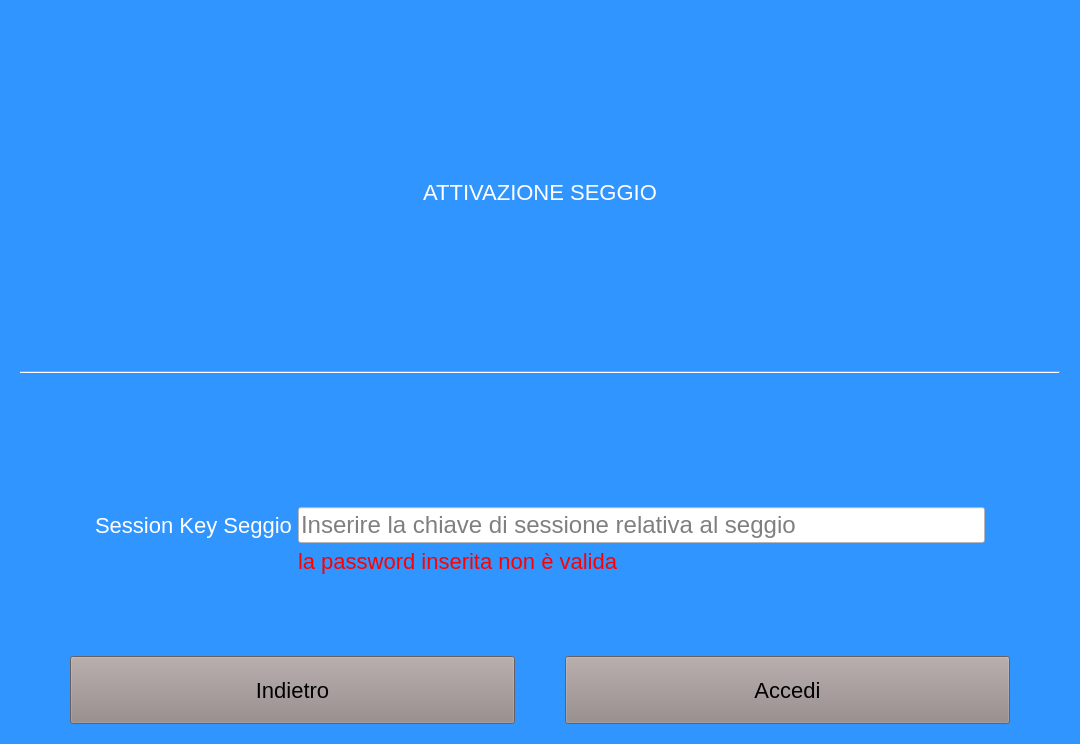
Above: mainwindowseggio.ui from giuseppedifatta/sistemaSeggio before the change. Below: the same form after it.
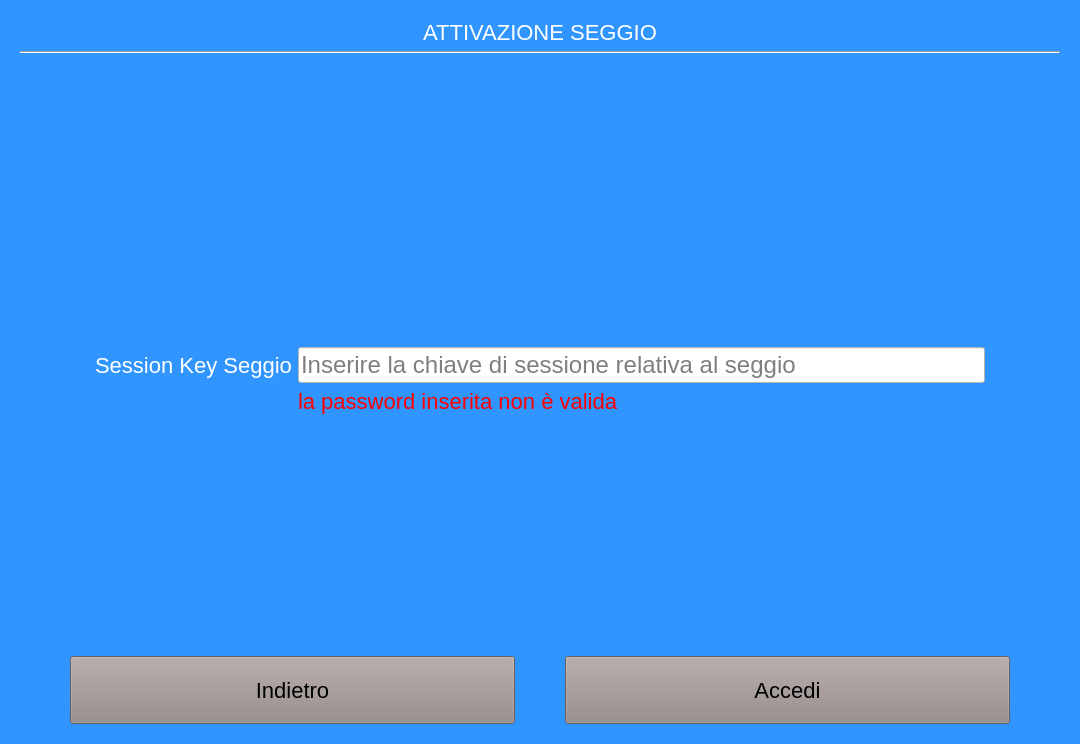
That is the form after the change. The open tabs and pages were chosen to show the change.

```diff
--- a/mainwindowseggio.ui
+++ b/mainwindowseggio.ui
@@ -130,7 +130,7 @@
        <bool>true</bool>
       </property>
       <property name="currentIndex">
-       <number>0</number>
+       <number>5</number>
       </property>
       <widget class="QWidget" name="loginSeggio_page">
        <property name="sizePolicy">
@@ -304,21 +304,34 @@
           <property name="horizontalSpacing">
            <number>50</number>
           </property>
-          <item row="1" column="1">
+          <item row="2" column="0" colspan="2">
+           <spacer name="verticalSpacer_6">
+            <property name="orientation">
+             <enum>Qt::Vertical</enum>
+            </property>
+            <property name="sizeHint" stdset="0">
+             <size>
+              <width>20</width>
+              <height>40</height>
+             </size>
+            </property>
+           </spacer>
+          </item>
+          <item row="3" column="1">
            <widget class="QPushButton" name="accediGestioneSeggio_button">
             <property name="text">
              <string>Accedi</string>
             </property>
            </widget>
           </item>
-          <item row="1" column="0">
+          <item row="3" column="0">
            <widget class="QPushButton" name="backToLogin_button">
             <property name="text">
              <string>Indietro</string>
             </property>
            </widget>
           </item>
-          <item row="0" column="0" colspan="2">
+          <item row="1" column="0" colspan="2">
            <layout class="QFormLayout" name="formLayout">
             <property name="formAlignment">
              <set>Qt::AlignLeading|Qt::AlignLeft|Qt::AlignVCenter</set>
@@ -361,6 +374,19 @@
             </item>
            </layout>
           </item>
+          <item row="0" column="0" colspan="2">
+           <spacer name="verticalSpacer_7">
+            <property name="orientation">
+             <enum>Qt::Vertical</enum>
+            </property>
+            <property name="sizeHint" stdset="0">
+             <size>
+              <width>20</width>
+              <height>40</height>
+             </size>
+            </property>
+           </spacer>
+          </item>
          </layout>
         </item>
        </layout>
@@ -1137,7 +1163,7 @@
          </spacer>
         </item>
         <item>
-         <widget class="QPushButton" name="logoutCS_button">
+         <widget class="QPushButton" name="logoutRisultatiVoto_button">
           <property name="text">
            <string>Logout</string>
           </property>
@@ -1195,7 +1221,7 @@
              </widget>
             </item>
             <item>
-             <widget class="QPushButton" name="logout2_button">
+             <widget class="QPushButton" name="logoutRV_button">
               <property name="text">
                <string>Logout</string>
               </property>
```
